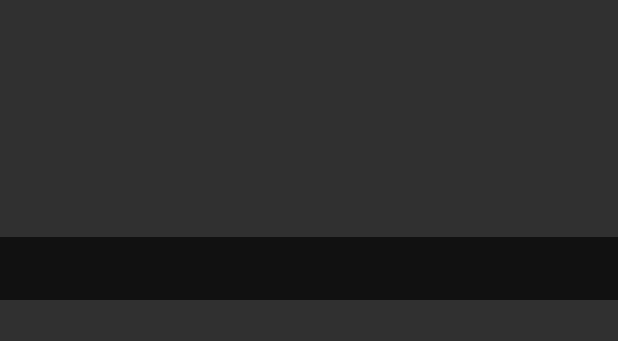
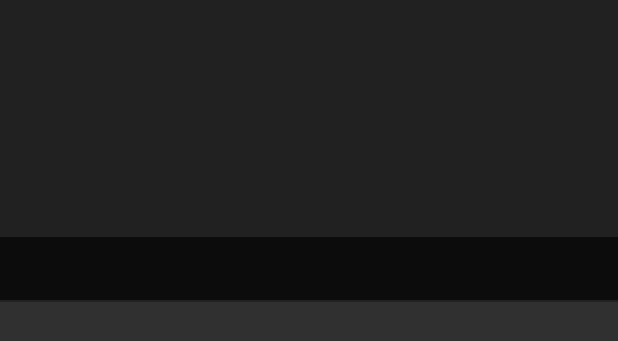
Before and after one commit to stewartcollins7/Android-Training, an Android app: the layout recycler_image_list_item.xml on its own in the app's theme, with its tools: preview values and no code run, on a phone screen of 412 x 824 dp. Shown: the top 341 px of the screen. Run offline under Robolectric (Android 15) with nearby library versions, the phone set to English and light mode, and no system bars; network calls fail.

Commit message:
Added list padding to match specification

```diff
--- a/app-kotlin/src/main/res/layout/recycler_image_list_item.xml
+++ b/app-kotlin/src/main/res/layout/recycler_image_list_item.xml
@@ -3,7 +3,9 @@
     xmlns:android="http://schemas.android.com/apk/res/android"
     android:orientation="vertical"
     android:layout_width="match_parent"
-    android:layout_height="wrap_content">
+    android:layout_height="wrap_content"
+    android:paddingBottom="1dp"
+    android:background="@color/colorPrimaryDark">
 
   <ImageView
       android:id="@+id/list_image"
```
